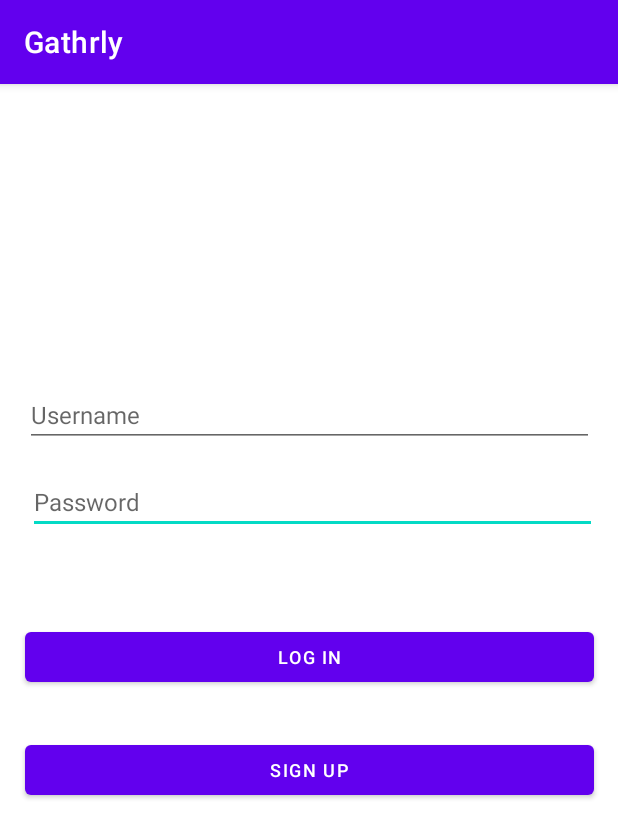
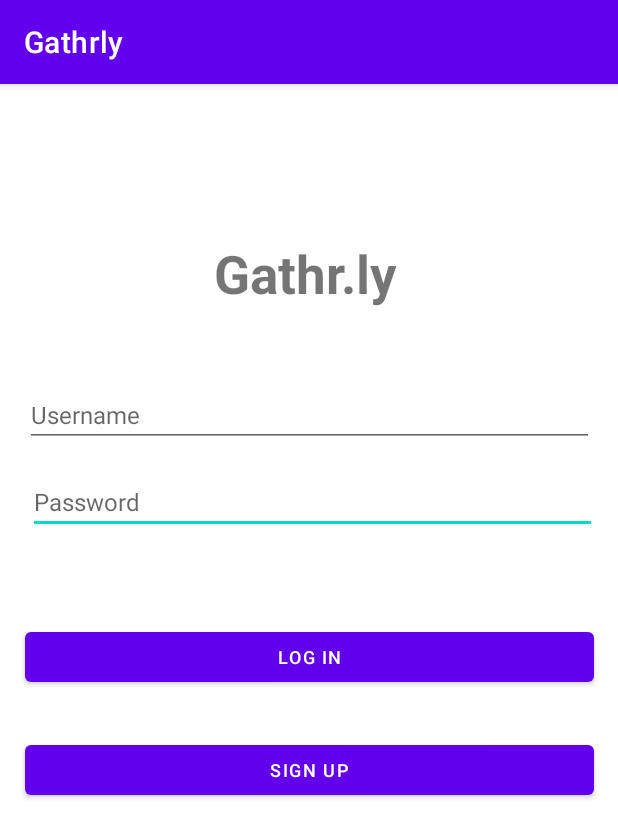
Before and after one commit to Gathr-ly/Gathr-ly-2.0, an Android app: the screen it shows after launch (LoginActivity), on a phone screen of 412 x 824 dp. Shown: the top 838 px of the screen. Run offline under Robolectric (Android 15) with nearby library versions, the phone set to English and light mode, and no system bars; libraries missing offline, so code that uses them is left out: com.parse; 3 statements that could not run were skipped.

Commit message:
loginupdate2

```diff
--- a/app/src/main/res/layout/activity_login.xml
+++ b/app/src/main/res/layout/activity_login.xml
@@ -57,5 +57,18 @@
         app:layout_constraintTop_toBottomOf="@id/login_button"
         app:layout_constraintVertical_bias="0.095" />
 
+    <TextView
+        android:id="@+id/textView1"
+        android:layout_width="127dp"
+        android:layout_height="52dp"
+        android:text="Gathr.ly"
+        android:textSize="35dp"
+        android:textStyle="bold"
+        app:layout_constraintBottom_toTopOf="@+id/et_username"
+        app:layout_constraintEnd_toEndOf="parent"
+        app:layout_constraintStart_toStartOf="parent"
+        app:layout_constraintTop_toTopOf="parent"
+        app:layout_constraintVertical_bias="0.677" />
+
 
 </androidx.constraintlayout.widget.ConstraintLayout>
```
